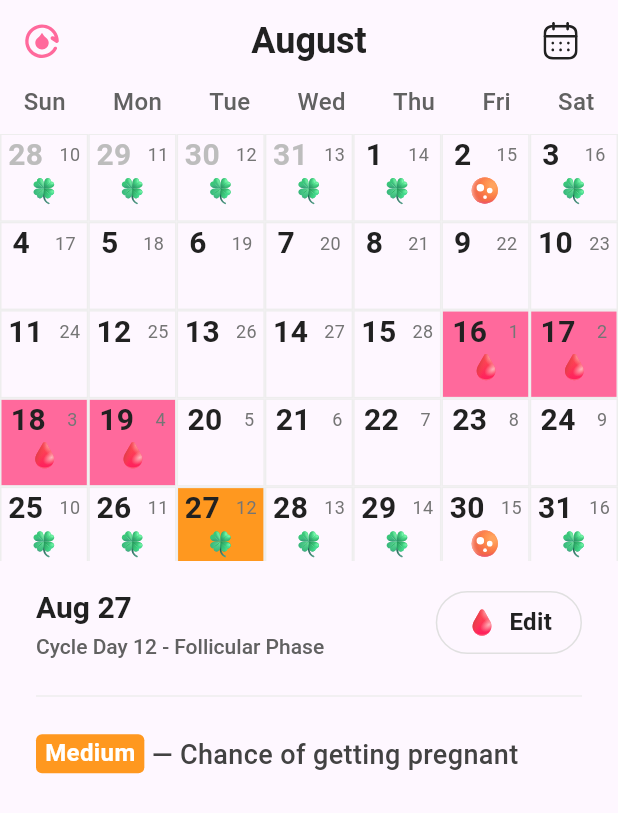
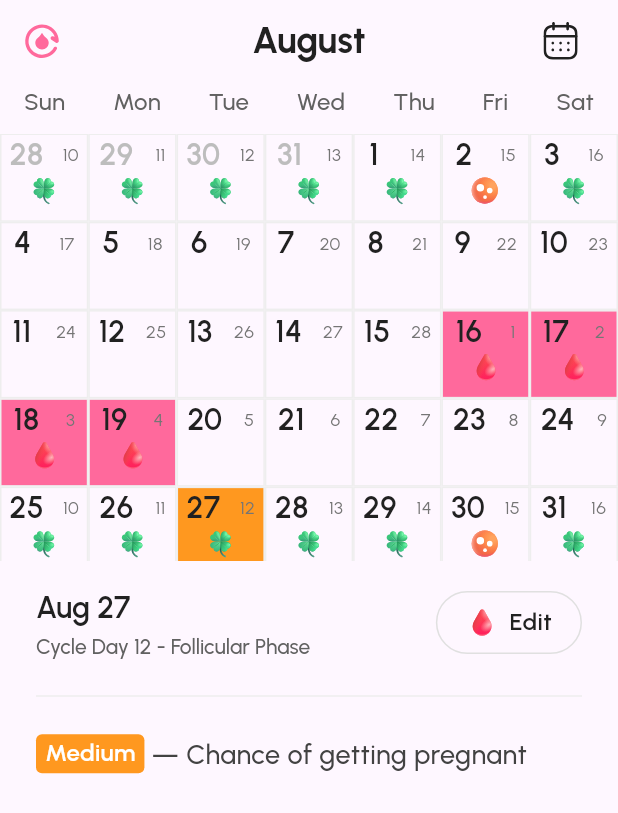
Before and after one commit to ParaDox-PDT/test_ui, a Flutter app: the screen it shows after launch, on a phone screen of 412 x 824 dp. Shown: the top 813 px of the screen. Run offline on Flutter 3.47's test engine with Material 3 defaults, Android fonts, the phone set to English and light mode, and no system bars; our stand-ins replace flutter_svg, gap; Roboto replaces fonts that are missing (SFPro).

Commit message:
app completed

```diff
--- a/lib/utils/app_colors.dart
+++ b/lib/utils/app_colors.dart
@@ -1,20 +1,6 @@
 import 'dart:ui';
 
 class AppColors {
-  static const Color cFFA751 = Color(0xFFFFA751);
-  static const Color cFFE259 = Color(0xFFFFE259);
-  static const Color cE58724 = Color(0xFFE58724);
-  static const Color cFFE1BD = Color(0xFFFFE1BD);
-  static const Color cD6C0A1 = Color(0xFFD6C0A1);
-  static const Color cBF5C41 = Color(0xFFBF5C41);
-  static const Color cEFCDB1 = Color(0xFFEFCDB1);
-  static const Color cCEA43D = Color(0xFFCEA43D);
-  static const Color c3B8368 = Color(0xFF3B8368);
-  static const Color c9DD0B3 = Color(0xFF9DD0B3);
-  static const Color c7EC498 = Color(0xFF7EC498);
-  static const Color c41997C = Color(0xFF41997C);
-  static const Color c33C600 = Color(0xFF33C600);
-  static const Color cC20000 = Color(0xFFC20000);
   static const Color c212121 = Color(0xFF212121);
   static const Color cFF699C = Color(0xFFFF699C);
   static const Color cFF981F = Color(0xFFFF981F);
--- a/lib/utils/app_typography.dart
+++ b/lib/utils/app_typography.dart
@@ -22,7 +22,7 @@ const _f12LineHeight = 19.2;
 class AppTypography {
   AppTypography._();
 
-  static const fontFamily = 'SFPro';
+  static const fontFamily = 'Urbanist';
 
 
   // FONT SIZE 24
@@ -35,24 +35,6 @@ class AppTypography {
   );
 
   // FONT SIZE 20
-  static const f20ExtraBold = TextStyle(
-    fontSize: _f20Size,
-    fontFamily: fontFamily,
-    fontWeight: FontWeight.w800,
-    height: _f20LineHeight / _f20Size,
-    letterSpacing: 0.03 * _f20Size,
-    color: Colors.white,
-    shadows: [
-      Shadow(
-        color: AppColors.cCEA43D,
-        offset: Offset(0, 2),
-      ),
-      Shadow(
-        color: AppColors.cEFCDB1,
-        offset: Offset(0, 1),
-      ),
-    ],
-  );
 
   static const f20SemiBold = TextStyle(
     fontSize: _f20Size,
```
